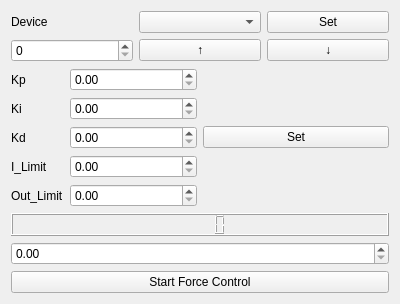
First picture: the form in Frontend/GUI/VerticalActuatorWidget/verticalactuatorwidget.ui, repository S2A-Lab/RollerLaminationSoftware, before the edit.
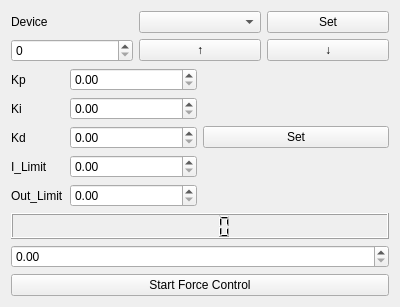
Second picture: the form after the edit.

```diff
--- a/Frontend/GUI/VerticalActuatorWidget/verticalactuatorwidget.ui
+++ b/Frontend/GUI/VerticalActuatorWidget/verticalactuatorwidget.ui
@@ -7,7 +7,7 @@
     <x>0</x>
     <y>0</y>
     <width>400</width>
-    <height>299</height>
+    <height>307</height>
    </rect>
   </property>
   <property name="windowTitle">
@@ -131,7 +131,11 @@
     <widget class="QLCDNumber" name="PositionLCD"/>
    </item>
    <item>
-    <widget class="QDoubleSpinBox" name="TargetForceSpinBox"/>
+    <widget class="QDoubleSpinBox" name="TargetForceSpinBox">
+     <property name="maximum">
+      <double>1000.000000000000000</double>
+     </property>
+    </widget>
    </item>
    <item>
     <widget class="QPushButton" name="StartForceBtn">
```
Left out of the diff: 36 changed lines with no effect on the pictures.
